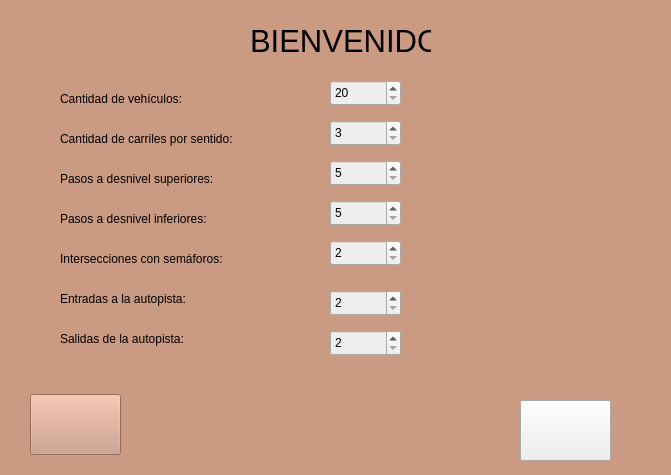
The window that ProyectoUnoOperativos/mainwindow.ui (nws18/ProyectoUnoOperativos) describes before a commit, drawn with Qt 5.
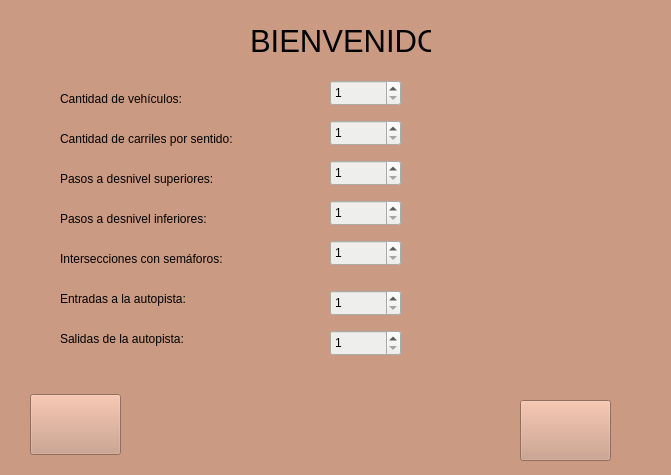
The same window after the commit. Icons and pictures are not drawn.

The edit to the form file:
```diff
--- a/ProyectoUnoOperativos/mainwindow.ui
+++ b/ProyectoUnoOperativos/mainwindow.ui
@@ -142,11 +142,11 @@
      <string notr="true">background-color: rgb(238, 238, 236);</string>
     </property>
     <property name="minimum">
+     <number>1</number>
+    </property>
+    <property name="maximum">
      <number>20</number>
     </property>
-    <property name="maximum">
-     <number>50</number>
-    </property>
    </widget>
    <widget class="QSpinBox" name="cantidadCarriles">
     <property name="geometry">
@@ -161,11 +161,11 @@
      <string notr="true">background-color: rgb(238, 238, 236);</string>
     </property>
     <property name="minimum">
+     <number>1</number>
+    </property>
+    <property name="maximum">
      <number>3</number>
     </property>
-    <property name="maximum">
-     <number>10</number>
-    </property>
    </widget>
    <widget class="QSpinBox" name="PasosDesnivelSuperior">
     <property name="geometry">
@@ -180,10 +180,10 @@
      <string notr="true">background-color: rgb(238, 238, 236);</string>
     </property>
     <property name="minimum">
-     <number>5</number>
+     <number>1</number>
     </property>
     <property name="maximum">
-     <number>10</number>
+     <number>5</number>
     </property>
     <property name="singleStep">
      <number>1</number>
@@ -202,10 +202,10 @@
      <string notr="true">background-color: rgb(238, 238, 236);</string>
     </property>
     <property name="minimum">
-     <number>5</number>
+     <number>1</number>
     </property>
     <property name="maximum">
-     <number>10</number>
+     <number>5</number>
     </property>
    </widget>
    <widget class="QSpinBox" name="intersecciones">
@@ -221,7 +221,7 @@
      <string notr="true">background-color: rgb(238, 238, 236);</string>
     </property>
     <property name="minimum">
-     <number>2</number>
+     <number>1</number>
     </property>
     <property name="maximum">
      <number>5</number>
@@ -240,7 +240,7 @@
      <string notr="true">background-color: rgb(238, 238, 236);</string>
     </property>
     <property name="minimum">
-     <number>2</number>
+     <number>1</number>
     </property>
     <property name="maximum">
      <number>4</number>
@@ -259,7 +259,7 @@
      <string notr="true">background-color: rgb(238, 238, 236);</string>
     </property>
     <property name="minimum">
-     <number>2</number>
+     <number>1</number>
     </property>
     <property name="maximum">
      <number>4</number>
@@ -296,7 +296,7 @@
      <bool>false</bool>
     </property>
     <property name="styleSheet">
-     <string notr="true">background-color: rgb(238, 238, 236);</string>
+     <string notr="true"/>
     </property>
     <property name="text">
      <string/>
```
Left out of the diff: 9 changed lines with no effect on the pictures.
